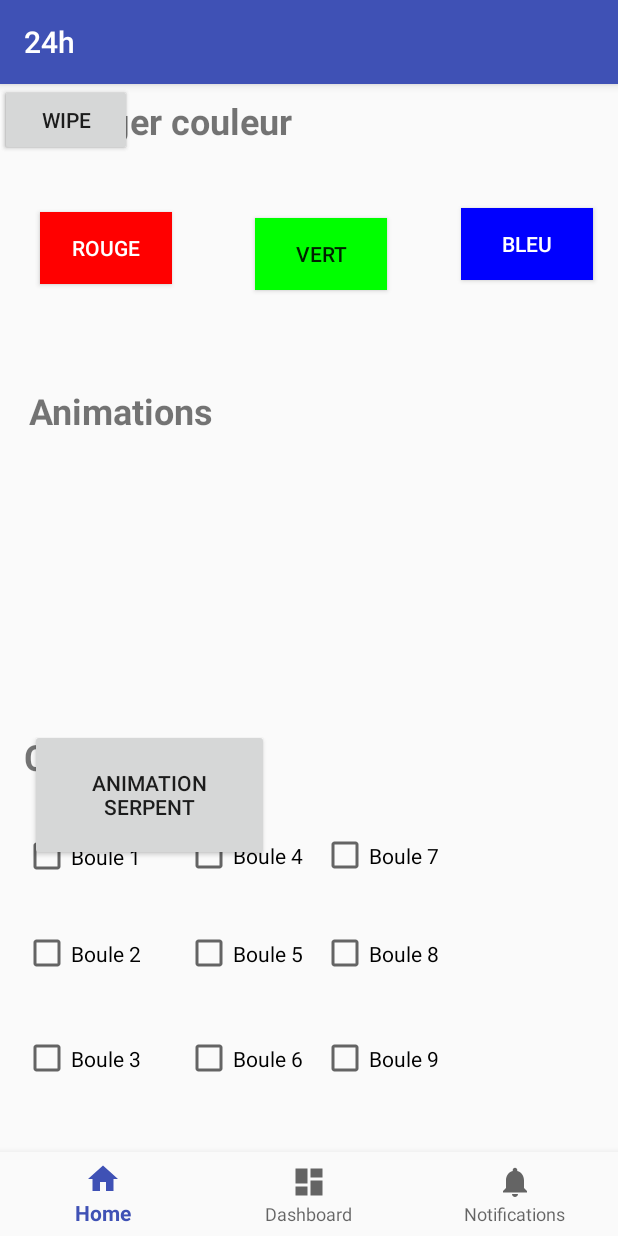
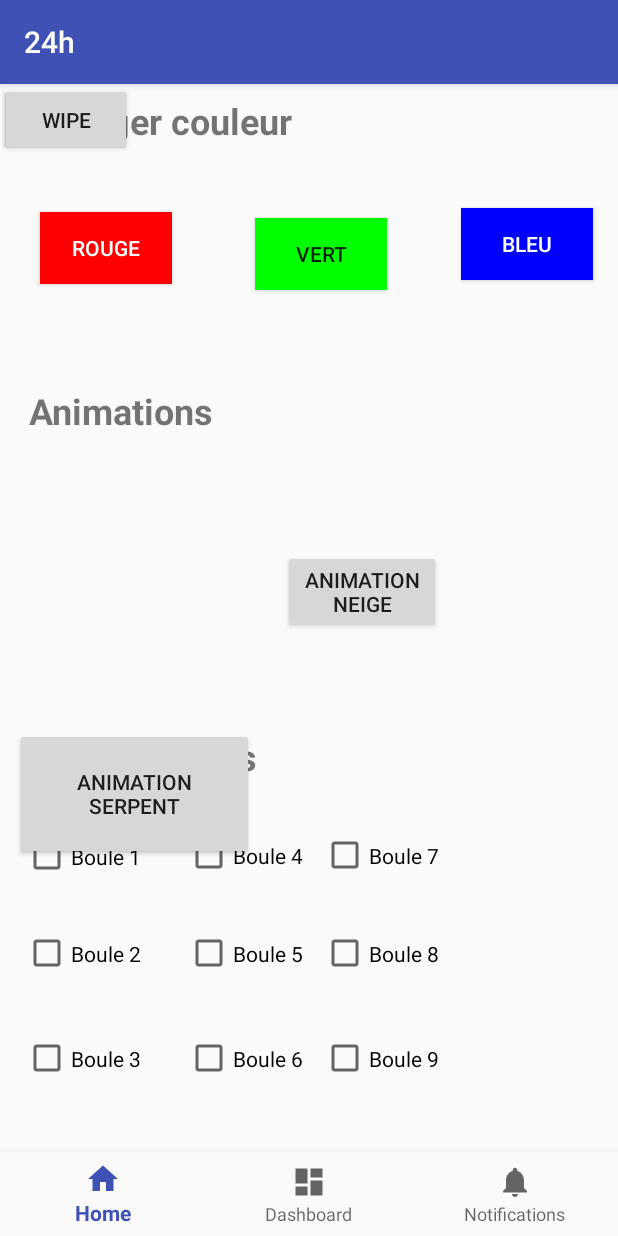
Before and after one commit to PaulCORDON/24HCODE2019, an Android app: the screen it shows after launch (MainActivity), on a phone screen of 412 x 824 dp. Run offline under Robolectric (Android 15) with nearby library versions, the phone set to English and light mode, and no system bars; libraries missing offline, so code that uses them is left out: org.eclipse.paho.

Commit message:
animation neige

```diff
--- a/app/src/main/res/layout/activity_main.xml
+++ b/app/src/main/res/layout/activity_main.xml
@@ -23,7 +23,7 @@
         android:id="@+id/boutonSerpent"
         android:layout_width="159dp"
         android:layout_height="88dp"
-        android:layout_marginStart="20dp"
+        android:layout_marginStart="10dp"
         android:layout_marginTop="12dp"
         android:layout_marginEnd="200dp"
         android:layout_marginBottom="240dp"
@@ -33,7 +33,7 @@
         app:layout_constraintHorizontal_bias="0.0"
         app:layout_constraintStart_toStartOf="parent"
         app:layout_constraintTop_toTopOf="@+id/textView"
-        app:layout_constraintVertical_bias="0.976" />
+        app:layout_constraintVertical_bias="0.975" />
 
     <TextView
         android:id="@+id/textView"
@@ -301,7 +301,7 @@
         android:layout_width="wrap_content"
         android:layout_height="wrap_content"
         android:text="Rainbow"
-        tools:layout_editor_absoluteX="243dp"
+        tools:layout_editor_absoluteX="280dp"
         tools:layout_editor_absoluteY="179dp" />
 
     <Button
@@ -309,7 +309,23 @@
         android:layout_width="wrap_content"
         android:layout_height="wrap_content"
         android:text="Wipe"
-        tools:layout_editor_absoluteX="243dp"
+        tools:layout_editor_absoluteX="280dp"
         tools:layout_editor_absoluteY="227dp" />
 
+    <Button
+        android:id="@+id/boutonNeige"
+        android:layout_width="105dp"
+        android:layout_height="wrap_content"
+        android:layout_marginStart="8dp"
+        android:layout_marginTop="8dp"
+        android:layout_marginEnd="8dp"
+        android:layout_marginBottom="8dp"
+        android:text="Animation neige"
+        app:layout_constraintBottom_toBottomOf="parent"
+        app:layout_constraintEnd_toEndOf="parent"
+        app:layout_constraintHorizontal_bias="0.621"
+        app:layout_constraintStart_toStartOf="parent"
+        app:layout_constraintTop_toTopOf="parent"
+        app:layout_constraintVertical_bias="0.434" />
+
 </android.support.constraint.ConstraintLayout>
```
Also changed, not shown: app/src/main/java/com/ensim/a24h/MainActivity.java (+30 -0 lines).
